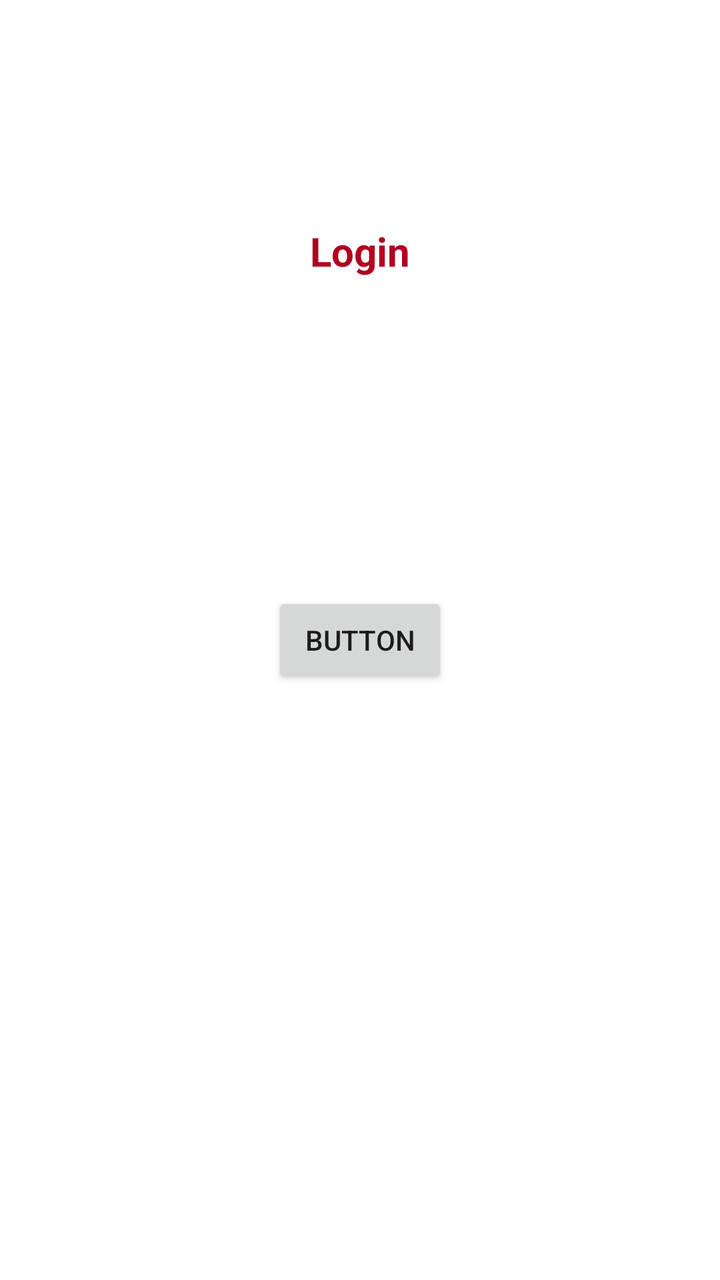
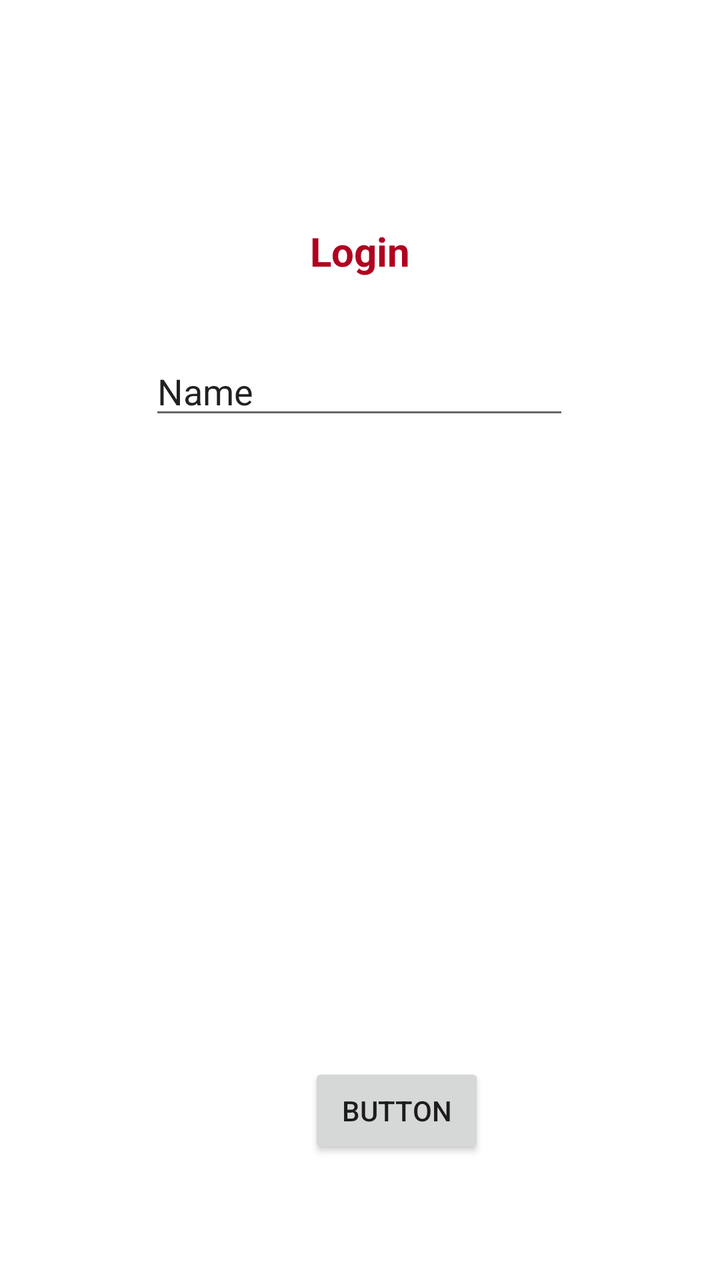

Two renders of the same Android screen: before a commit and after it. Below are the layout's source before the change and the commit's diff.
<!-- AndroidManifest.xml: application theme Theme.MyApp -->
<!-- res/layout/activity_login.xml -->
<?xml version="1.0" encoding="utf-8"?>
<androidx.constraintlayout.widget.ConstraintLayout xmlns:android="http://schemas.android.com/apk/res/android"
    xmlns:app="http://schemas.android.com/apk/res-auto"
    android:layout_width="match_parent"
    android:layout_height="match_parent"
    xmlns:tools="http://schemas.android.com/tools"
    tools:context=".activity.LoginActivity">

    <Button
        android:id="@+id/button2"
        android:layout_width="wrap_content"
        android:layout_height="wrap_content"
        android:layout_marginStart="8dp"
        android:layout_marginTop="16dp"
        android:layout_marginEnd="8dp"
        android:layout_marginBottom="16dp"
        android:text="Button"
        app:layout_constraintBottom_toBottomOf="parent"
        app:layout_constraintEnd_toEndOf="parent"
        app:layout_constraintStart_toStartOf="parent"
        app:layout_constraintTop_toTopOf="parent" />

    <TextView
        android:id="@+id/textView2"
        android:layout_width="wrap_content"
        android:layout_height="wrap_content"
        android:layout_marginTop="32dp"
        android:layout_marginBottom="32dp"
        android:text="Login"
        android:textColor="@color/design_default_color_error"
        android:textSize="20sp"
        android:textStyle="bold"
        app:layout_constraintBottom_toBottomOf="parent"
        app:layout_constraintEnd_toEndOf="parent"
        app:layout_constraintStart_toStartOf="parent"
        app:layout_constraintTop_toTopOf="parent"
        app:layout_constraintVertical_bias="0.146" />
</androidx.constraintlayout.widget.ConstraintLayout>
<!-- resources referenced by this layout -->
<resources>
  <style name="Theme.MyApp" parent="Theme.MaterialComponents.DayNight.DarkActionBar">
          
          <item name="colorPrimary">@color/purple_500</item>
          <item name="colorPrimaryVariant">@color/purple_700</item>
          <item name="colorOnPrimary">@color/white</item>
          
          <item name="colorSecondary">@color/teal_200</item>
          <item name="colorSecondaryVariant">@color/teal_700</item>
          <item name="colorOnSecondary">@color/black</item>
          
          <item name="android:statusBarColor">?attr/colorPrimaryVariant</item>
          
      </style>
  <color name="purple_500">#FF6200EE</color>
  <color name="purple_700">#FF3700B3</color>
  <color name="white">#FFFFFFFF</color>
  <color name="teal_200">#FF03DAC5</color>
  <color name="teal_700">#FF018786</color>
  <color name="black">#FF000000</color>
</resources>

<!-- the commit's change to res/layout/activity_login.xml (unified diff, before → after) -->
@@ -17,8 +17,10 @@
         android:text="Button"
         app:layout_constraintBottom_toBottomOf="parent"
         app:layout_constraintEnd_toEndOf="parent"
+        app:layout_constraintHorizontal_bias="0.572"
         app:layout_constraintStart_toStartOf="parent"
-        app:layout_constraintTop_toTopOf="parent" />
+        app:layout_constraintTop_toTopOf="parent"
+        app:layout_constraintVertical_bias="0.92" />
 
     <TextView
         android:id="@+id/textView2"
@@ -35,4 +37,19 @@
         app:layout_constraintStart_toStartOf="parent"
         app:layout_constraintTop_toTopOf="parent"
         app:layout_constraintVertical_bias="0.146" />
+
+    <EditText
+        android:id="@+id/editTextText7"
+        android:layout_width="wrap_content"
+        android:layout_height="wrap_content"
+        android:ems="10"
+        android:inputType="text"
+        android:text="Name"
+        app:layout_constraintBottom_toTopOf="@+id/button2"
+        app:layout_constraintEnd_toEndOf="parent"
+        app:layout_constraintHorizontal_bias="0.497"
+        app:layout_constraintStart_toStartOf="parent"
+        app:layout_constraintTop_toBottomOf="@+id/textView2"
+        app:layout_constraintVertical_bias="0.098" />
+
 </androidx.constraintlayout.widget.ConstraintLayout>
